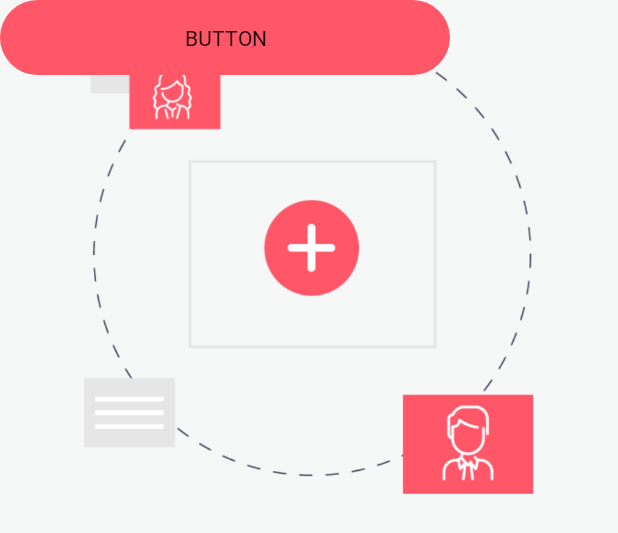
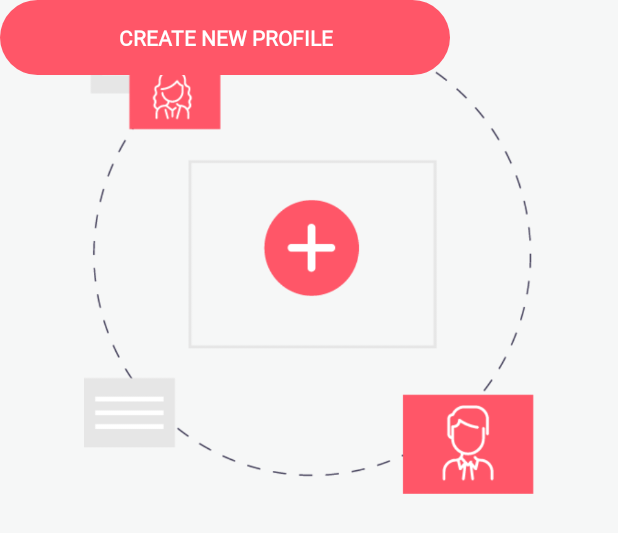
Before and after one commit to Zenibaa57/MyRealEstate, an Android app: the layout add_agent.xml on its own in the app's theme, with its tools: preview values and no code run, on a phone screen of 412 x 824 dp. Shown: the top 533 px of the screen. Run offline under Robolectric (Android 15) with nearby library versions, the phone set to English and light mode, and no system bars.

Commit message:
Add layout

```diff
--- a/app/src/main/res/layout/activity_main.xml
+++ b/app/src/main/res/layout/activity_main.xml
@@ -52,7 +52,7 @@
         android:layout_height="wrap_content"
         android:layout_marginStart="24dp"
         android:text="Username"
-        android:textColor="@color/black"
+        android:textColor="@color/blue"
         android:textSize="18sp"
         android:textStyle="bold"
         app:layout_constraintBottom_toTopOf="@id/editTextTextPersonName"
@@ -80,7 +80,7 @@
         android:layout_height="wrap_content"
         android:layout_marginStart="24dp"
         android:text="Password"
-        android:textColor="@color/black"
+        android:textColor="@color/blue"
         android:textSize="18sp"
         android:textStyle="bold"
         app:layout_constraintBottom_toTopOf="@id/editTextTextPersonPass"
--- a/app/src/main/res/layout/add_agent.xml
+++ b/app/src/main/res/layout/add_agent.xml
@@ -1,11 +1,11 @@
 <?xml version="1.0" encoding="utf-8"?>
-<androidx.constraintlayout.widget.ConstraintLayout
-    xmlns:android="http://schemas.android.com/apk/res/android"
+<androidx.constraintlayout.widget.ConstraintLayout xmlns:android="http://schemas.android.com/apk/res/android"
     xmlns:app="http://schemas.android.com/apk/res-auto"
     xmlns:tools="http://schemas.android.com/tools"
+    android:layout_width="match_parent"
+    android:layout_height="match_parent"
     android:background="@color/light_grey"
-    android:layout_width="match_parent"
-    android:layout_height="match_parent">
+    android:elevation="0dp">
 
     <ImageView
         android:id="@+id/imageView2"
@@ -14,15 +14,17 @@
         android:layout_marginStart="8dp"
         android:layout_marginTop="16dp"
         android:layout_marginEnd="8dp"
+        android:elevation="0dp"
         app:layout_constraintEnd_toEndOf="parent"
         app:layout_constraintStart_toStartOf="parent"
         app:layout_constraintTop_toTopOf="parent"
-        app:srcCompat="@drawable/addUser" />
+        app:srcCompat="@drawable/add_user" />
 
     <ImageView
         android:id="@+id/imageView3"
         android:layout_width="420dp"
         android:layout_height="341dp"
+        android:elevation="0dp"
         app:layout_constraintBottom_toBottomOf="parent"
         app:layout_constraintEnd_toEndOf="parent"
         app:layout_constraintStart_toStartOf="parent"
@@ -30,12 +32,16 @@
 
     <Button
         android:id="@+id/button"
+        style="?android:attr/borderlessButtonStyle"
         android:layout_width="wrap_content"
         android:layout_height="wrap_content"
         android:background="@drawable/rounded_button"
+        android:elevation="0dp"
         android:fontFamily="@font/typo_grotesk"
-        android:text="Button"
+        android:text="Create new profile"
+        android:textColor="#FFFFFF"
+        android:textStyle="bold"
         tools:layout_editor_absoluteX="55dp"
-        tools:layout_editor_absoluteY="639dp"
-        style="?android:attr/borderlessButtonStyle"/>
+        tools:layout_editor_absoluteY="639dp" />
+
 </androidx.constraintlayout.widget.ConstraintLayout>
--- a/app/src/main/res/values/themes.xml
+++ b/app/src/main/res/values/themes.xml
@@ -6,7 +6,7 @@
         <item name="colorPrimaryVariant">@color/grey</item>
         <item name="colorOnPrimary">@color/light_grey</item>
         <item name="colorSecondary">@color/dark_grey</item>
-        <item name="colorSecondaryVariant">@color/black</item>
+        <item name="colorSecondaryVariant">@color/blue</item>
 
         <item name="android:statusBarColor" tools:targetApi="l">?attr/colorPrimaryVariant</item>
     </style>
```
Also changed, not shown: app/src/main/res/drawable/add_user.png (renamed from app/src/main/res/drawable/addUser.png), 1 other file.
